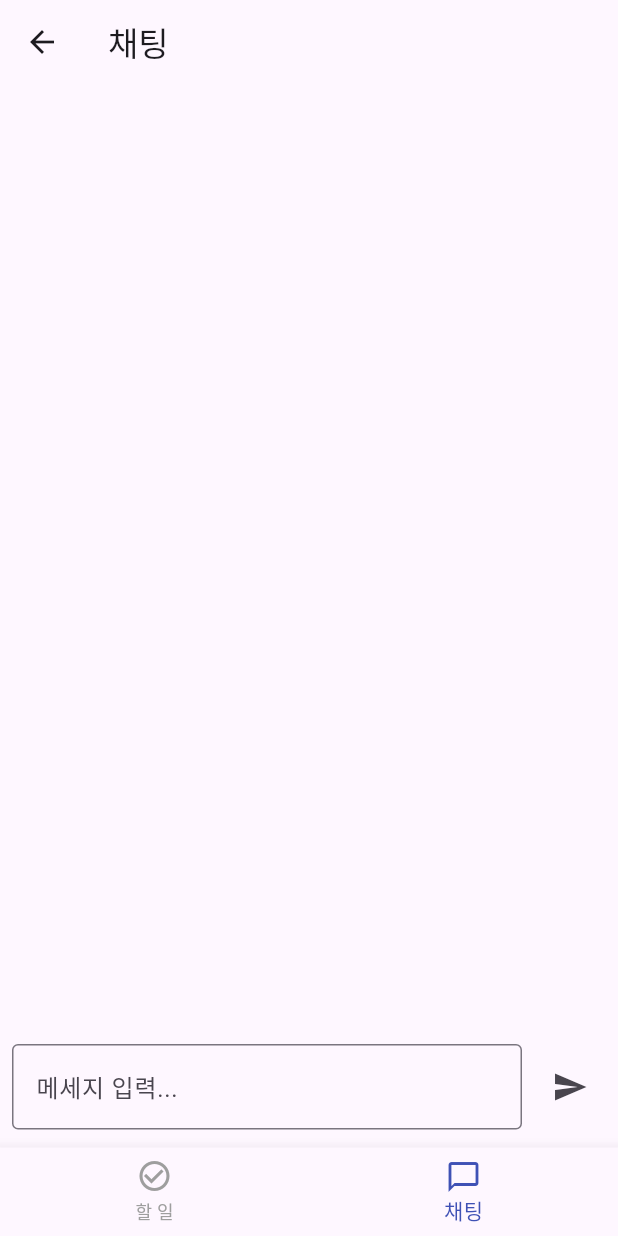
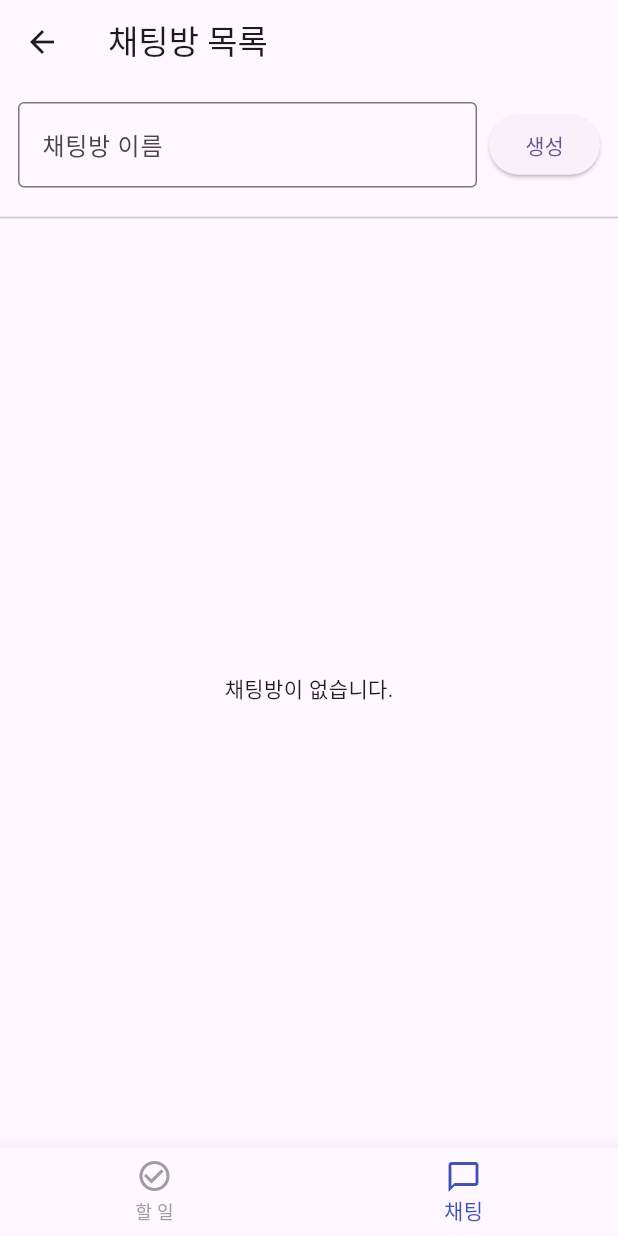
Before and after one commit to Salkogi07/chungju_lecture, a Flutter app: the MainTabPage screen opened by its route, item 2 of the bottom bar chosen, on a phone screen of 412 x 824 dp. Run offline on Flutter 3.47's test engine with Material 3 defaults, Android fonts, the phone set to English and light mode, and no system bars; our stand-ins replace flutter_dotenv, shared_preferences, supabase_flutter; accounts and stored records are empty.

Commit message:
[Add] room_list

```diff
--- /dev/null
+++ b/lib/chat_room_list_page.dart
@@ -0,0 +1,107 @@
+import 'package:chungju_lecture/chat_page.dart';
+import 'package:flutter/material.dart';
+import 'package:supabase_flutter/supabase_flutter.dart';
+
+class ChatRoomListPage extends StatefulWidget {
+  const ChatRoomListPage({super.key});
+
+  @override
+  State<ChatRoomListPage> createState() => _ChatRoomListPageState();
+}
+
+class _ChatRoomListPageState extends State<ChatRoomListPage> {
+  final supabase = Supabase.instance.client;
+  final TextEditingController _controller = TextEditingController();
+  List<Map<String, dynamic>> _rooms = [];
+
+  @override
+  void initState() {
+    super.initState();
+    _loadRooms();
+  }
+
+  Future<void> _loadRooms() async {
+    final data = await supabase
+        .from('rooms')
+        .select()
+        .order('created_at', ascending: false);
+    setState(() {
+      _rooms = List<Map<String, dynamic>>.from(data);
+    });
+  }
+
+  Future<void> _createRoom(String name) async {
+    if(name.trim().isEmpty) return;
+    await supabase.from('rooms').insert({
+      'name': name.trim()
+    });
+    _controller.clear();
+    _loadRooms();
+  }
+
+  @override
+  Widget build(BuildContext context) {
+    return Scaffold(
+      appBar: AppBar(title: const Text("채팅방 목록")),
+      body: Column(
+        children: [
+          Padding(
+            padding: const EdgeInsets.all(12),
+            child: Row(
+              children: [
+                Expanded(
+                  child: TextField(
+                    controller: _controller,
+                    decoration: const InputDecoration(
+                      hintText: "채팅방 이름",
+                      border: OutlineInputBorder()
+                    ),
+                  ),
+                ),
+                const SizedBox(width: 8),
+                ElevatedButton(
+                    onPressed: () => _createRoom(_controller.text),
+                    child: const Text("생성")
+                )
+              ],
+            ),
+          ),
+          const Divider(),
+          Expanded(
+              child: _rooms.isEmpty
+                  ? const Center(child: Text("채팅방이 없습니다."))
+                  : ListView.builder(
+                    itemCount: _rooms.length,
+                    itemBuilder: (context, index) {
+                      final room = _rooms[index];
+                      final createdAt = DateTime.tryParse(room['created_at'] ?? "")?.toLocal() ?? DateTime.now();
+                      final timeString = "${createdAt.hour.toString().padLeft(2, '0')}:${createdAt.minute.toString().padLeft(2, '0')}";
+
+                      return Card(
+                        elevation: 2,
+                        margin: EdgeInsets.symmetric(horizontal: 12, vertical: 6),
+                        child: ListTile(
+                          leading: const Icon(Icons.chat_bubble_outline),
+                          title: Text(room['name'] ?? "이름 없음"),
+                          subtitle: timeString.isNotEmpty ? Text("생성 시간: ${timeString}") : null,
+                          onTap: () {
+                            Navigator.push(
+                                context,
+                                MaterialPageRoute(
+                                    builder: (_) => ChatPage(
+                                        roomId: room['id'],
+                                        roomName: room['name']
+                                    )
+                                )
+                            );
+                          },
+                        ),
+                      );
+                    }
+                  )
+          )
+        ],
+      ),
+    );
+  }
+}
--- a/lib/main_tab_page.dart
+++ b/lib/main_tab_page.dart
@@ -1,3 +1,4 @@
+import 'package:chungju_lecture/chat_room_list_page.dart';
 import 'package:chungju_lecture/todo_remote.dart';
 import 'package:chungju_lecture/chat_page.dart';
 import 'package:flutter/material.dart';
@@ -13,7 +14,7 @@ class _MainTabPageState extends State<MainTabPage> {
   int _selectedIndex = 0;
   final List<Widget> _page = const [
     TodoRemotePage(),
-    ChatPage()
+    ChatRoomListPage()
   ];
 
   @override
```
Also changed, not shown: lib/chat_page.dart (+14 -6 lines).
